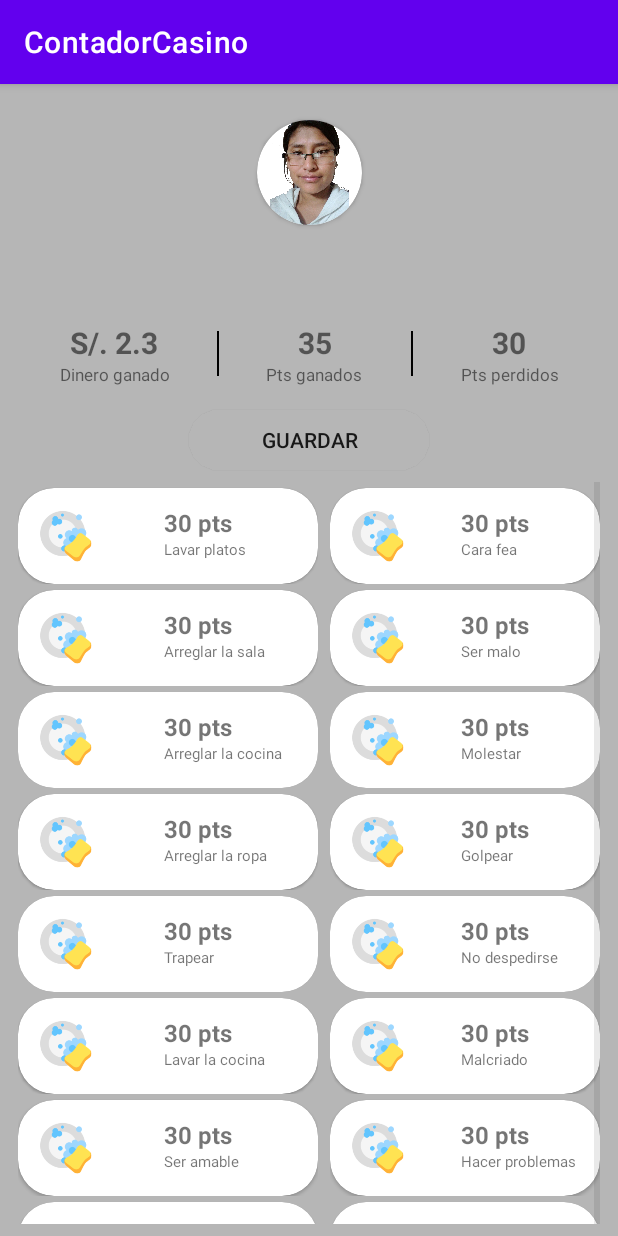
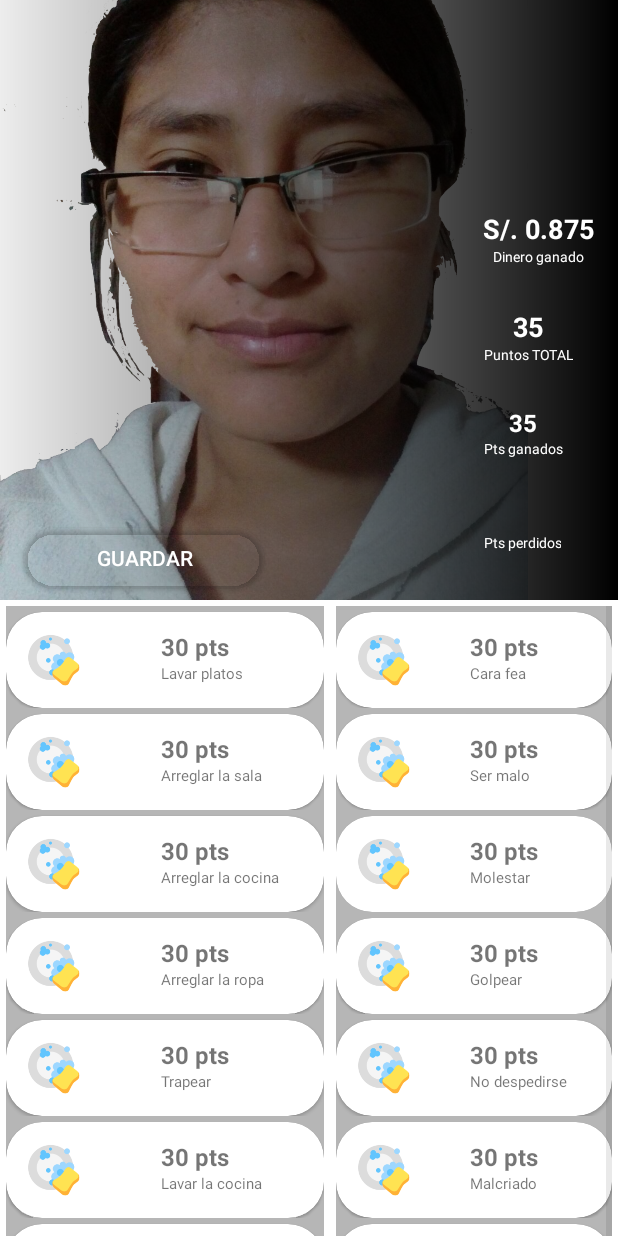
Before and after one commit to JhohellsDL/ContadorCasino, an Android app: the ActividadesPositivas screen opened directly, with no data from a screen before it, after a tap on "30 pts", on a phone screen of 412 x 824 dp. Run offline under Robolectric (Android 15) with nearby library versions, the phone set to English and light mode, and no system bars.

Commit message:
new imagen y funcionalidad de puntos y conversion de dinero ok

```diff
--- a/app/src/main/java/com/example/contadorcasino/ActividadesPositivas.kt
+++ b/app/src/main/java/com/example/contadorcasino/ActividadesPositivas.kt
@@ -18,6 +18,8 @@ class ActividadesPositivas : AppCompatActivity() {
     private lateinit var binding: ActivityActividadesPositivasBinding
     private var increase: Int = 0
     private var decrease: Int = 0
+    private var totalPoints: Int = 0
+    private var money: Float =0f
 
     override fun onCreate(savedInstanceState: Bundle?) {
         super.onCreate(savedInstanceState)
@@ -62,22 +64,23 @@ class ActividadesPositivas : AppCompatActivity() {
 
     }
 
+    // 0.025 by point
     fun onItemNegativeSelected(elementolista: NegativeAction) {
-        decrease -= elementolista.valor
-        Toast.makeText(
-            this,
-            "${this.resources.getString(elementolista.stringResourceId)}",
-            Toast.LENGTH_SHORT
-        ).show()
+        decrease += elementolista.valor
+        totalPoints -= elementolista.valor
+        money = (totalPoints*0.025f)
+
+        binding.valorEnDinero.text = "S/. $money"
+        binding.puntosTotalGanados.text = "$totalPoints"
         binding.puntosPerdidos.text = "$decrease"
     }
     fun onItemPositiveSelected(elementolista: PositiveAction) {
         increase += elementolista.valor
-        Toast.makeText(
-            this,
-            "${this.resources.getString(elementolista.stringResourceId)}",
-            Toast.LENGTH_SHORT
-        ).show()
+        totalPoints += elementolista.valor
+        money = (totalPoints*0.025f)
+
+        binding.valorEnDinero.text = "S/. $money"
+        binding.puntosTotalGanados.text = "$totalPoints"
         binding.puntosGanados.text = "$increase"
     }
 }
--- /dev/null
+++ b/app/src/main/res/drawable/gradient1.xml
@@ -0,0 +1,10 @@
+<?xml version="1.0" encoding="utf-8"?>
+<shape xmlns:android="http://schemas.android.com/apk/res/android"
+    android:shape="rectangle">
+    <!--  Gradient Bg for listrow -->
+    <gradient
+        android:startColor="#12000000"
+        android:centerColor="#80000000"
+        android:endColor="#000000"
+        android:angle="3600" />
+</shape>
--- a/app/src/main/res/layout/activity_actividades_positivas.xml
+++ b/app/src/main/res/layout/activity_actividades_positivas.xml
@@ -4,53 +4,53 @@
     xmlns:tools="http://schemas.android.com/tools"
     android:layout_width="match_parent"
     android:layout_height="match_parent"
-    android:background="@color/gray"
-    android:padding="8dp"
+    android:background="@color/white"
     tools:context=".ActividadesPositivas">
 
     <androidx.constraintlayout.widget.ConstraintLayout
         android:id="@+id/constraintLayout"
         android:layout_width="match_parent"
-        android:layout_height="wrap_content"
+        android:layout_height="400dp"
         app:layout_constraintTop_toTopOf="parent"
         tools:layout_editor_absoluteX="8dp">
 
-        <androidx.cardview.widget.CardView
-            android:id="@+id/card_view_photo"
-            android:layout_width="wrap_content"
-            android:layout_height="wrap_content"
-            android:layout_marginTop="16dp"
-            app:cardCornerRadius="35dp"
-            app:layout_constraintTop_toTopOf="parent"
-            app:layout_constraintStart_toStartOf="parent"
-            app:layout_constraintEnd_toEndOf="parent">
+        <androidx.appcompat.widget.AppCompatImageView
+            android:id="@+id/photoUser"
+            android:layout_width="0dp"
+            android:layout_height="match_parent"
+            android:layout_marginEnd="60dp"
+            android:scaleType="centerCrop"
+            android:src="@drawable/matthew"
+            app:layout_constraintEnd_toEndOf="parent"
+            app:layout_constraintStart_toStartOf="parent" />
 
-            <androidx.appcompat.widget.AppCompatImageView
-                android:id="@+id/photoUser"
-                android:layout_width="70dp"
-                android:layout_height="70dp"
-                android:src="@drawable/mom"/>
+        <androidx.appcompat.widget.AppCompatImageView
+            android:layout_width="match_parent"
+            android:layout_height="match_parent"
+            android:background="@drawable/gradient1"/>
 
-        </androidx.cardview.widget.CardView>
+
         <TextView
             android:id="@+id/nameUser"
             android:layout_width="wrap_content"
             android:layout_height="wrap_content"
-            android:textSize="24sp"
-            android:textStyle="bold"
-            android:layout_marginTop="8dp"
-            app:layout_constraintTop_toBottomOf="@id/card_view_photo"
+            android:textSize="38sp"
+            android:layout_marginStart="16dp"
+            android:layout_marginBottom="62dp"
+            android:textColor="@color/white"
+            app:layout_constraintBottom_toBottomOf="parent"
             app:layout_constraintStart_toStartOf="parent"
-            app:layout_constraintEnd_toEndOf="parent"
-            android:text="Andrew"/>
+            tools:text="Andrew"/>
         <androidx.appcompat.widget.LinearLayoutCompat
             android:id="@+id/linear_layout1"
-            android:layout_width="match_parent"
-            android:layout_height="wrap_content"
-            android:orientation="horizontal"
-            android:layout_marginTop="24dp"
-            app:layout_constraintTop_toBottomOf="@id/nameUser"
-            app:layout_constraintStart_toStartOf="parent"
+            android:layout_width="0dp"
+            android:layout_height="match_parent"
+            android:orientation="vertical"
+            android:layout_marginEnd="16dp"
+            android:layout_marginTop="140dp"
+            android:layout_marginBottom="4dp"
+            app:layout_constraintTop_toTopOf="parent"
+            app:layout_constraintBottom_toBottomOf="parent"
             app:layout_constraintEnd_toEndOf="parent">
             <androidx.appcompat.widget.LinearLayoutCompat
                 android:layout_width="wrap_content"
@@ -58,29 +58,50 @@
                 android:layout_weight="1"
                 android:orientation="vertical">
                 <TextView
-                    android:id="@+id/txt_ok"
+                    android:id="@+id/valorEnDinero"
                     android:layout_width="wrap_content"
                     android:layout_height="wrap_content"
                     android:textAlignment="center"
                     android:layout_gravity="center"
+                    android:textColor="@color/white"
                     android:textStyle="bold"
-                    android:textSize="20sp"
-                    android:text="S/. 2.3"/>
+                    android:textSize="18sp"
+                    tools:text="S/. 2.3"/>
                 <TextView
                     android:layout_weight="1"
                     android:layout_width="wrap_content"
                     android:layout_height="wrap_content"
                     android:textAlignment="center"
                     android:layout_gravity="center"
-                    android:textSize="11sp"
+                    android:textColor="@color/white"
+                    android:textSize="9sp"
                     android:text="Dinero ganado"/>
             </androidx.appcompat.widget.LinearLayoutCompat>
-            <View
-                android:id="@+id/divider1"
-                android:layout_width="1dp"
-                android:layout_height="30dp"
-                android:layout_gravity="center"
-                android:background="@color/black"/>
+            <androidx.appcompat.widget.LinearLayoutCompat
+                android:layout_width="wrap_content"
+                android:layout_height="wrap_content"
+                android:layout_weight="1"
+                android:orientation="vertical">
+                <TextView
+                    android:id="@+id/puntosTotalGanados"
+                    android:layout_width="wrap_content"
+                    android:layout_height="wrap_content"
+                    android:textAlignment="center"
+                    android:layout_gravity="center"
+                    android:textColor="@color/white"
+                    android:textStyle="bold"
+                    android:textSize="18sp"
+                    tools:text="560"/>
+                <TextView
+                    android:layout_weight="1"
+                    android:layout_width="wrap_content"
+                    android:layout_height="wrap_content"
+                    android:textAlignment="center"
+                    android:layout_gravity="center"
+                    android:textColor="@color/white"
+                    android:textSize="9sp"
+                    android:text="Puntos TOTAL"/>
+            </androidx.appcompat.widget.LinearLayoutCompat>
             <androidx.appcompat.widget.LinearLayoutCompat
                 android:layout_width="wrap_content"
                 android:layout_height="wrap_content"
@@ -92,24 +113,20 @@
                     android:layout_height="wrap_content"
                     android:textAlignment="center"
                     android:layout_gravity="center"
+                    android:textColor="@color/white"
                     android:textStyle="bold"
-                    android:textSize="20sp"
-                    android:text="130"/>
+                    android:textSize="16sp"
+                    tools:text="130"/>
                 <TextView
                     android:layout_weight="1"
                     android:layout_width="wrap_content"
                     android:layout_height="wrap_content"
                     android:textAlignment="center"
                     android:layout_gravity="center"
-                    android:textSize="11sp"
+                    android:textColor="@color/white"
+                    android:textSize="9sp"
                     android:text="Pts ganados"/>
             </androidx.appcompat.widget.LinearLayoutCompat>
-            <View
-                android:id="@+id/divider2"
-                android:layout_width="1dp"
-                android:layout_height="30dp"
-                android:layout_gravity="center"
-                android:background="@color/black"/>
             <androidx.appcompat.widget.LinearLayoutCompat
                 android:layout_width="wrap_content"
                 android:layout_height="wrap_content"
@@ -121,38 +138,40 @@
                     android:layout_height="wrap_content"
                     android:textAlignment="center"
                     android:layout_gravity="center"
+                    android:textColor="@color/white"
                     android:textStyle="bold"
-                    android:textSize="20sp"
-                    android:text="30"/>
+                    android:textSize="16sp"
+                    tools:text="30"/>
                 <TextView
                     android:layout_weight="1"
                     android:layout_width="wrap_content"
                     android:layout_height="wrap_content"
                     android:textAlignment="center"
                     android:layout_gravity="center"
-                    android:textSize="11sp"
+                    android:textColor="@color/white"
+                    android:textSize="9sp"
                     android:text="Pts perdidos"/>
             </androidx.appcompat.widget.LinearLayoutCompat>
         </androidx.appcompat.widget.LinearLayoutCompat>
 
         <androidx.cardview.widget.CardView
+            android:id="@+id/card_view1"
             android:layout_width="160dp"
             android:layout_height="40dp"
             android:layout_marginTop="16dp"
-            android:layout_marginBottom="4dp"
+            android:layout_marginBottom="8dp"
             app:cardCornerRadius="25dp"
+            android:layout_marginStart="16dp"
             android:backgroundTint="@color/transparent"
             app:cardPreventCornerOverlap="true"
-            android:outlineSpotShadowColor="@color/transparent"
-            app:layout_constraintTop_toBottomOf="@id/linear_layout1"
             app:layout_constraintStart_toStartOf="parent"
-            app:layout_constraintBottom_toBottomOf="parent"
-            app:layout_constraintEnd_toEndOf="parent">
+            app:layout_constraintBottom_toBottomOf="parent">
             <androidx.appcompat.widget.AppCompatButton
                 android:layout_width="wrap_content"
                 android:layout_height="wrap_content"
                 android:background="@color/transparent"
                 android:layout_gravity="center"
+                android:textColor="@color/white"
                 android:text="Guardar" />
         </androidx.cardview.widget.CardView>
 
--- a/app/src/main/res/values-night/themes.xml
+++ b/app/src/main/res/values-night/themes.xml
@@ -1,6 +1,6 @@
 <resources xmlns:tools="http://schemas.android.com/tools">
     <!-- Base application theme. -->
-    <style name="Theme.ContadorCasino" parent="Theme.MaterialComponents.DayNight.DarkActionBar">
+    <style name="Theme.ContadorCasino" parent="Theme.MaterialComponents.DayNight.NoActionBar">
         <!-- Primary brand color. -->
         <item name="colorPrimary">@color/purple_200</item>
         <item name="colorPrimaryVariant">@color/purple_700</item>
--- a/app/src/main/res/values/themes.xml
+++ b/app/src/main/res/values/themes.xml
@@ -1,6 +1,6 @@
 <resources xmlns:tools="http://schemas.android.com/tools">
     <!-- Base application theme. -->
-    <style name="Theme.ContadorCasino" parent="Theme.MaterialComponents.DayNight.DarkActionBar">
+    <style name="Theme.ContadorCasino" parent="Theme.MaterialComponents.DayNight.NoActionBar">
         <!-- Primary brand color. -->
         <item name="colorPrimary">@color/purple_500</item>
         <item name="colorPrimaryVariant">@color/purple_700</item>
```
